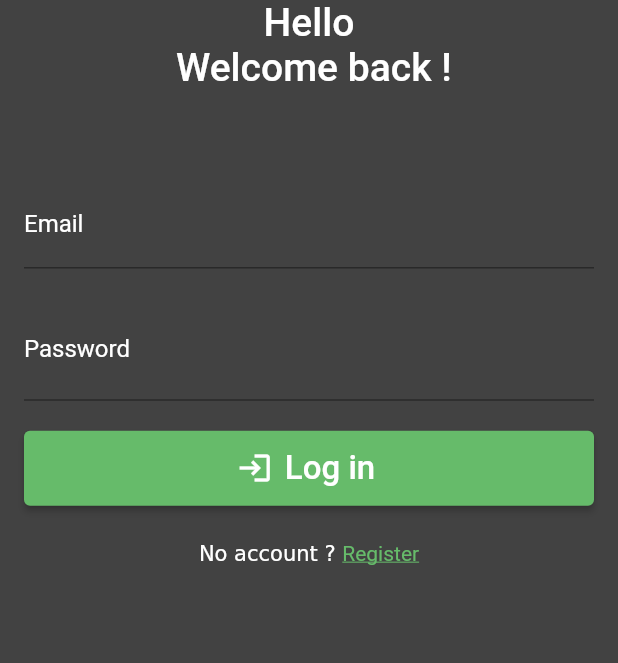
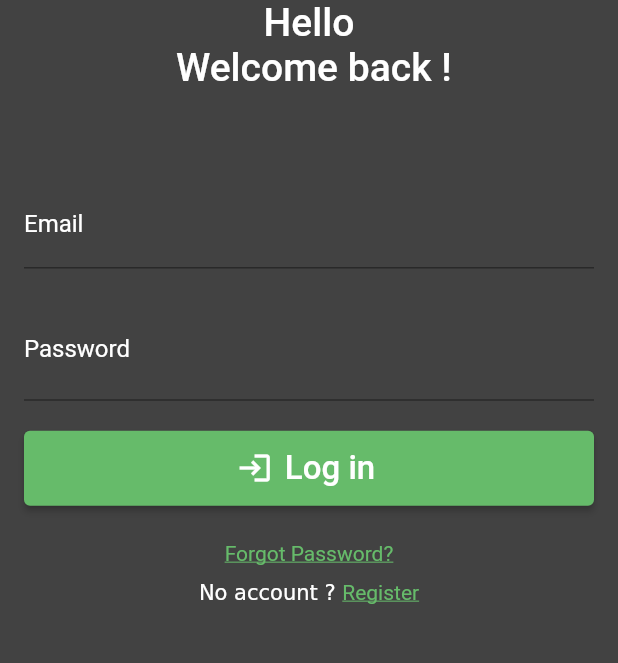
Before and after one commit to MaximeArn/flutterFire_auth_test, a Flutter app: the screen it shows after launch, on a phone screen of 412 x 824 dp, the part 414-1077 px from its top. Run offline on Flutter 3.47's test engine with Material 2 defaults, Android fonts, the phone set to English and light mode, and no system bars; our stand-ins replace email_validator, firebase_auth, firebase_core; accounts and stored records are empty.

Commit message:
add a link that redirects on ForgotPassword route

```diff
--- a/lib/main.dart
+++ b/lib/main.dart
@@ -30,6 +30,7 @@ class _MyAppState extends State<MyApp> {
       theme: ThemeData(
         appBarTheme: AppBarTheme(backgroundColor: Colors.green.shade400),
         backgroundColor: Colors.grey.shade800,
+        primaryColor: Colors.green.shade400,
         elevatedButtonTheme: ElevatedButtonThemeData(
           style: ButtonStyle(
             backgroundColor: MaterialStateProperty.all(Colors.green.shade400),
--- a/lib/widgets/auth/verify_email.dart
+++ b/lib/widgets/auth/verify_email.dart
@@ -41,6 +41,8 @@ class _VerifyEmailState extends State<VerifyEmail> {
     try {
       final User user = FirebaseAuth.instance.currentUser!;
       user.sendEmailVerification();
+
+      //TODO: display a disable button during the delay
       setState(() => canResendEmail = false);
       Future.delayed(const Duration(seconds: 30));
       setState(() => canResendEmail = true);
--- a/lib/widgets/auth/widgets/login.dart
+++ b/lib/widgets/auth/widgets/login.dart
@@ -2,6 +2,7 @@ import 'package:firebase_auth/firebase_auth.dart';
 import 'package:flutter/gestures.dart';
 import 'package:flutter/material.dart';
 import 'package:flutterfire_auth/utils.dart';
+import 'package:flutterfire_auth/widgets/auth/widgets/forgot_password.dart';
 import 'package:flutterfire_auth/widgets/auth/widgets/text_fields/password_field.dart';
 
 class LoginWidget extends StatefulWidget {
@@ -106,6 +107,22 @@ class _LoginWidgetState extends State<LoginWidget> {
           const SizedBox(
             height: 24,
           ),
+          GestureDetector(
+              child: Text(
+                'Forgot Password?',
+                style: TextStyle(
+                  decoration: TextDecoration.underline,
+                  color: Theme.of(context).primaryColor,
+                  fontSize: 14,
+                ),
+              ),
+              onTap: () => Navigator.of(context).push(MaterialPageRoute(
+                builder: (context) => const ForgotPassword(),
+              )),
+            ),
+          const SizedBox(
+            height: 10,
+          ),
           RichText(
             text: TextSpan(
               text: "No account ? ",
```
Also changed, not shown: lib/widgets/auth/widgets/forgot_password.dart (added, +20 -0 lines).
